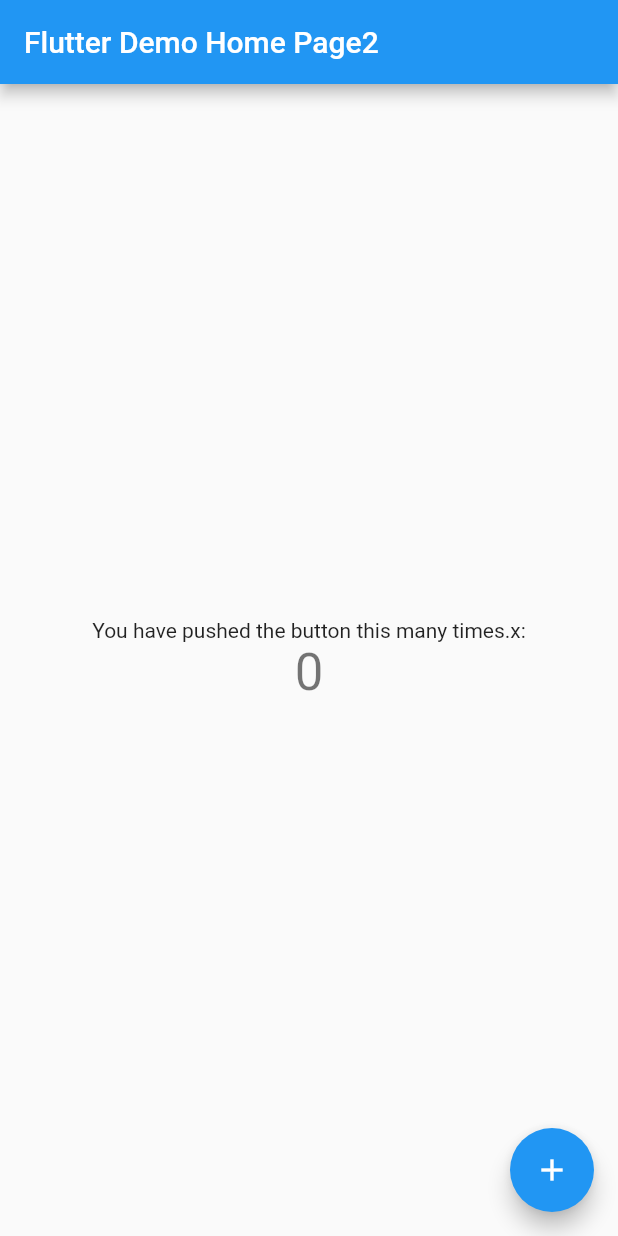
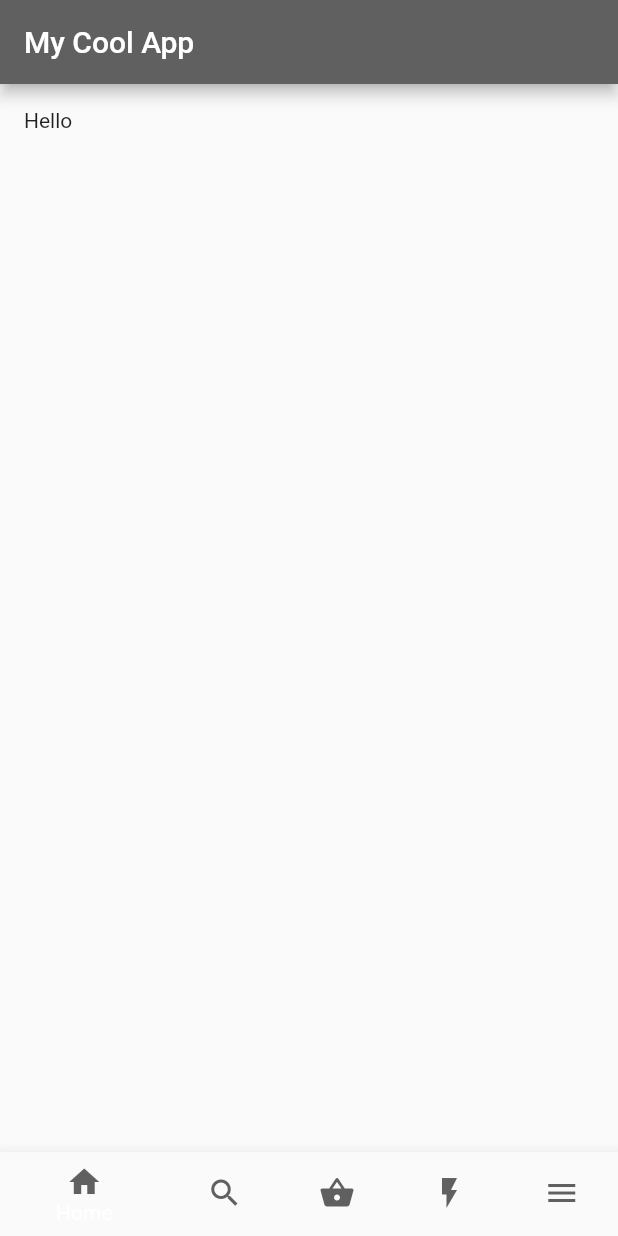
Before and after one commit to bkawk/flutter-test, a Flutter app: the screen it shows after launch, on a phone screen of 412 x 824 dp. Run offline on Flutter 3.47's test engine with Material 2 defaults, Android fonts, the phone set to English and light mode, and no system bars.

```diff
--- a/lib/main.dart
+++ b/lib/main.dart
@@ -1,111 +1,73 @@
 import 'package:flutter/material.dart';
+import 'strings.dart';
+void main() => runApp(new MyApp());
 
-void main() => runApp(MyApp());
 
 class MyApp extends StatelessWidget {
-  // This widget is the root of your application.
   @override
   Widget build(BuildContext context) {
-    return MaterialApp(
-      title: 'Flutter Demo',
-      theme: ThemeData(
-        // This is the theme of your application.
-        //
-        // Try running your application with "flutter run". You'll see the
-        // application has a blue toolbar. Then, without quitting the app, try
-        // changing the primarySwatch below to Colors.green and then invoke
-        // "hot reload" (press "r" in the console where you ran "flutter run",
-        // or simply save your changes to "hot reload" in a Flutter IDE).
-        // Notice that the counter didn't reset back to zero; the application
-        // is not restarted.
-        primarySwatch: Colors.blue,
-      ),
-      home: MyHomePage(title: 'Flutter Demo Home Page2'),
+    return new MaterialApp(
+      home: new Home(),
     );
   }
 }
 
-class MyHomePage extends StatefulWidget {
-  MyHomePage({Key key, this.title}) : super(key: key);
 
-  // This widget is the home page of your application. It is stateful, meaning
-  // that it has a State object (defined below) that contains fields that affect
-  // how it looks.
-
-  // This class is the configuration for the state. It holds the values (in this
-  // case the title) provided by the parent (in this case the App widget) and
-  // used by the build method of the State. Fields in a Widget subclass are
-  // always marked "final".
-
-  final String title;
-
+class Home extends StatefulWidget {
   @override
-  _MyHomePageState createState() => _MyHomePageState();
+  createState() => new GHFlutterState();
 }
 
-class _MyHomePageState extends State<MyHomePage> {
-  int _counter = 0;
-
-  void _incrementCounter() {
-    setState(() {
-      // This call to setState tells the Flutter framework that something has
-      // changed in this State, which causes it to rerun the build method below
-      // so that the display can reflect the updated values. If we changed
-      // _counter without calling setState(), then the build method would not be
-      // called again, and so nothing would appear to happen.
-      _counter++;
-    });
-  }
-
+class GHFlutterState extends State<Home> {
   @override
   Widget build(BuildContext context) {
-    // This method is rerun every time setState is called, for instance as done
-    // by the _incrementCounter method above.
-    //
-    // The Flutter framework has been optimized to make rerunning build methods
-    // fast, so that you can just rebuild anything that needs updating rather
-    // than having to individually change instances of widgets.
-    return Scaffold(
-      appBar: AppBar(
-        // Here we take the value from the MyHomePage object that was created by
-        // the App.build method, and use it to set our appbar title.
-        title: Text(widget.title),
+    return new Scaffold (
+      appBar: new AppBar(
+        title: new Text(Strings.appTitle),
+        backgroundColor: new Color(0xFF606060),
       ),
-      body: Center(
-        // Center is a layout widget. It takes a single child and positions it
-        // in the middle of the parent.
-        child: Column(
-          // Column is also layout widget. It takes a list of children and
-          // arranges them vertically. By default, it sizes itself to fit its
-          // children horizontally, and tries to be as tall as its parent.
-          //
-          // Invoke "debug painting" (press "p" in the console, choose the
-          // "Toggle Debug Paint" action from the Flutter Inspector in Android
-          // Studio, or the "Toggle Debug Paint" command in Visual Studio Code)
-          // to see the wireframe for each widget.
-          //
-          // Column has various properties to control how it sizes itself and
-          // how it positions its children. Here we use mainAxisAlignment to
-          // center the children vertically; the main axis here is the vertical
-          // axis because Columns are vertical (the cross axis would be
-          // horizontal).
-          mainAxisAlignment: MainAxisAlignment.center,
-          children: <Widget>[
-            Text(
-              'You have pushed the button this many times.x:',
+      body: new Padding(
+      padding: new EdgeInsets.all(16.0),
+      child: new Text(Strings.bodyText),
+    ),
+      bottomNavigationBar: BottomNavigationBar(
+
+        onTap: onTabTapped, // new
+        items: [
+          new BottomNavigationBarItem(
+              icon: Icon(Icons.home, color: new Color(0xFF606060)),
+              title: Text("Home", style: TextStyle(color: new Color(0xFF606060))),
+          ),
+          new BottomNavigationBarItem(
+              icon: Icon(Icons.search, color: new Color(0xFF606060)),
+              title: Text("Search",
+              style: TextStyle(color: new Color(0xFF606060)),
+              ),
             ),
-            Text(
-              '$_counter',
-              style: Theme.of(context).textTheme.display1,
+          new BottomNavigationBarItem(
+              icon: Icon(Icons.shopping_basket, color: new Color(0xFF606060)),
+              title: Text("Basket",
+              style: TextStyle(color: new Color(0xFF606060)),
+              ),
             ),
-          ],
-        ),
+          new BottomNavigationBarItem(
+              icon: Icon(Icons.flash_on, color: new Color(0xFF606060)),
+              title: Text("Basket",
+              style: TextStyle(color: new Color(0xFF606060)),
+              ),
+            ),
+          new BottomNavigationBarItem(
+              icon: Icon(Icons.menu, color: new Color(0xFF606060)),
+              title: Text("Menu",
+              style: TextStyle(color: new Color(0xFF606060)),
+              ),
+            ),
+        ],
       ),
-      floatingActionButton: FloatingActionButton(
-        onPressed: _incrementCounter,
-        tooltip: 'Increment',
-        child: Icon(Icons.add),
-      ), // This trailing comma makes auto-formatting nicer for build methods.
     );
   }
 }
+
+void onTabTapped(int index) {
+
+ }
--- /dev/null
+++ b/lib/strings.dart
@@ -0,0 +1,4 @@
+class Strings {
+  static String appTitle = "My Cool App";
+  static String bodyText = "Hello";
+}
```
Also changed, not shown: pubspec.yaml (+1 -10 lines), pubspec.lock, 22 other files.
